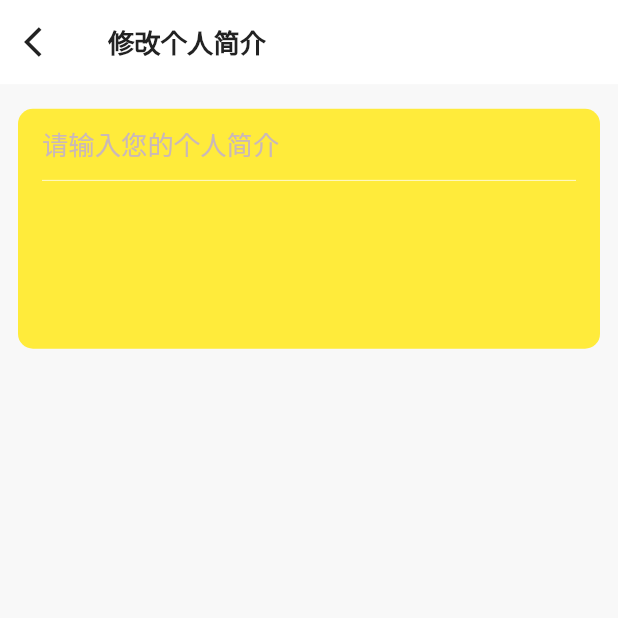
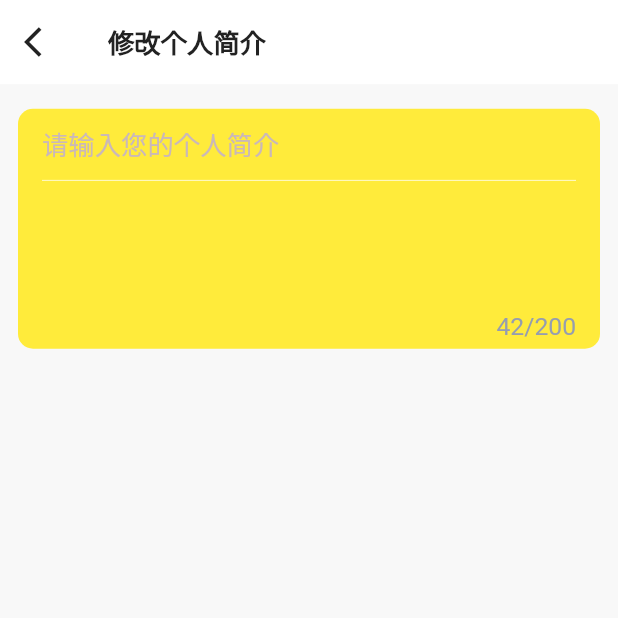
Before and after one commit to amber7117/donggan, a Flutter app: the MeInfoDescPage screen opened by its route, on a phone screen of 412 x 824 dp, the top half of it. Run offline on Flutter 3.47's test engine with Material 2 defaults, Android fonts, the phone set to English and light mode, and no system bars; our stand-ins replace cached_network_image, device_info_plus, dio, event_bus, fluro, flutter_easyloading and 3 more; missing offline and left inert: encrypt; accounts and stored records are empty; statements that could not run were skipped.

Commit message:
fix - 代码提交

```diff
--- a/lib/app/app.dart
+++ b/lib/app/app.dart
@@ -6,7 +6,7 @@ const appTest = false;
 // Debug开关
 const appDebug = true;
 // 代理开关
-const appProxy = true;
+const appProxy = false;
 
 typedef VoidCallback<T> = void Function();
 typedef AnyCallback<T> = void Function(T data);
--- a/lib/common/widget/wz_text_field.dart
+++ b/lib/common/widget/wz_text_field.dart
@@ -19,10 +19,10 @@ class WZTextField extends StatefulWidget {
 
   final WZTextFieldType textType;
   final TextEditingController controller;
+  final FocusNode? focusNode;
   final bool autoFocus;
   final String hintText;
 
-  final FocusNode? focusNode;
   final Future<bool> Function()? getVCode;
 
   const WZTextField(
@@ -181,7 +181,6 @@ class WZTextFieldState extends State<WZTextField> {
       obscureText: _isPwdText() && !_isShowPwd,
       textInputAction: TextInputAction.done,
       keyboardType: _textKeyboardType(),
-      // 数字、手机号限制格式为0到9， 密码限制不包含汉字
       inputFormatters: _textFormatters(),
       decoration: InputDecoration(
         contentPadding: const EdgeInsets.symmetric(vertical: 10.0),
--- a/lib/common/widget/wz_text_view.dart
+++ b/lib/common/widget/wz_text_view.dart
@@ -13,11 +13,9 @@ class WZTextView extends StatefulWidget {
 
   final WZTextViewType textType;
   final TextEditingController controller;
+  final FocusNode? focusNode;
   final bool autoFocus;
   final String hintText;
-
-  final FocusNode? focusNode;
-  final Future<bool> Function()? getVCode;
 
   const WZTextView(
       {super.key,
@@ -25,8 +23,7 @@ class WZTextView extends StatefulWidget {
       required this.controller,
       this.focusNode,
       this.autoFocus = false,
-      this.hintText = '',
-      this.getVCode});
+      this.hintText = ''});
 
   @override
   State<StatefulWidget> createState() {
@@ -48,19 +45,13 @@ class WZTextViewState extends State<WZTextView> {
   }
 
   void isEmpty() {
-    final bool isNotEmpty = widget.controller.text.isNotEmpty;
 
-    /// 状态不一样在刷新，避免重复不必要的setState
-    if (isNotEmpty != _isShowDelete) {
-      setState(() {
-        _isShowDelete = isNotEmpty;
-      });
-    }
   }
 
   @override
   void dispose() {
     widget.controller.removeListener(isEmpty);
+
     super.dispose();
   }
 
@@ -72,11 +63,7 @@ class WZTextViewState extends State<WZTextView> {
   }
 
   _textFormatters() {
-    if (widget.textType == WZTextViewType.personalDesc) {
-      return [FilteringTextInputFormatter.deny(RegExp('[\u4e00-\u9fa5]'))];
-    } else {
-      return null;
-    }
+    return null;
   }
   @override
   Widget build(BuildContext context) {
@@ -98,7 +85,6 @@ class WZTextViewState extends State<WZTextView> {
       obscureText: false,
       textInputAction: TextInputAction.done,
       keyboardType: TextInputType.multiline,
-      // 数字、手机号限制格式为0到9， 密码限制不包含汉字
       inputFormatters: _textFormatters(),
       decoration: InputDecoration(
         contentPadding: const EdgeInsets.symmetric(vertical: 10.0),
--- a/lib/modules/me/page/info/me_info_desc_page.dart
+++ b/lib/modules/me/page/info/me_info_desc_page.dart
@@ -7,7 +7,6 @@ import 'package:wzty/common/widget/wz_sure_button.dart';
 import 'package:wzty/common/widget/wz_text_view.dart';
 import 'package:wzty/main/user/user_manager.dart';
 import 'package:wzty/main/user/user_provider.dart';
-import 'package:wzty/common/widget/wz_text_field.dart';
 import 'package:wzty/modules/me/service/me_service.dart';
 import 'package:wzty/utils/color_utils.dart';
 import 'package:wzty/utils/text_style_utils.dart';
@@ -23,8 +22,6 @@ class MeInfoDescPage extends StatefulWidget {
 class _MeInfoDescPageState extends State<MeInfoDescPage> {
   final TextEditingController _nameController = TextEditingController();
   final FocusNode _nodeText1 = FocusNode();
-
-  final ScrollController _scrollController = ScrollController();
 
   String _name = UserManager.instance.user?.nickName ?? "";
   late StateSetter _btnSetter;
@@ -44,12 +41,12 @@ class _MeInfoDescPageState extends State<MeInfoDescPage> {
   }
 
   void _nameVerify() {
-    if (_nameController.text.length > 12) {
-      _nameController.text = _nameController.text.substring(0, 12);
-    }
-    _name = _nameController.text;
+    // if (_nameController.text.length > 12) {
+    //   _nameController.text = _nameController.text.substring(0, 12);
+    // }
+    // _name = _nameController.text;
 
-    _btnSetter(() {});
+    // _btnSetter(() {});
   }
 
   _requestSaveInfo() {
@@ -98,11 +95,28 @@ class _MeInfoDescPageState extends State<MeInfoDescPage> {
                 decoration: const BoxDecoration(
                     color: Colors.yellow,
                     borderRadius: BorderRadius.all(Radius.circular(10))),
-                child: WZTextView(
-                  textType: WZTextViewType.personalDesc,
-                  controller: _nameController,
-                  focusNode: _nodeText1,
-                  hintText: "请输入您的个人简介",
+                child: Column(
+                  children: [
+                    Expanded(
+                      child: WZTextView(
+                        textType: WZTextViewType.personalDesc,
+                        controller: _nameController,
+                        focusNode: _nodeText1,
+                        hintText: "请输入您的个人简介",
+                      ),
+                    ),
+                    const SizedBox(height: 5),
+                    SizedBox(
+                      width: double.infinity,
+                      child: Text("42/200",
+                          textAlign: TextAlign.right,
+                          style: TextStyle(
+                              color: ColorUtils.gray149,
+                              fontSize: 15.sp,
+                              fontWeight: TextStyleUtils.regual)),
+                    ),
+                    const SizedBox(height: 5),
+                  ],
                 ),
               ),
               SizedBox(height: 445.h, width: double.infinity),
```
